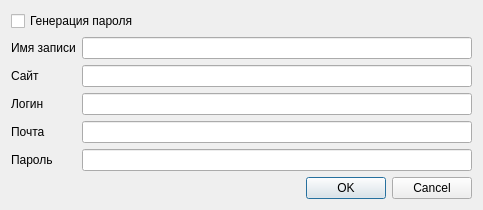
First picture: the form in ui/dialog_add_password.ui, repository Cheef44/Manager-Passwords, before the edit.
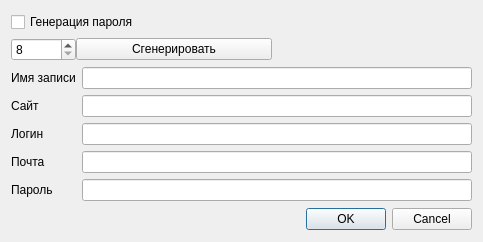
Second picture: the form after the edit.

Commit message: style(dialog_add_password dialog_add_password_interface): добавление регулятора длинны пароля и кнопки сгенерировать

What changed in the file:
```diff
--- a/ui/dialog_add_password.ui
+++ b/ui/dialog_add_password.ui
@@ -10,7 +10,7 @@
     <x>0</x>
     <y>0</y>
     <width>483</width>
-    <height>194</height>
+    <height>242</height>
    </rect>
   </property>
   <property name="sizePolicy">
@@ -22,7 +22,7 @@
   <property name="maximumSize">
    <size>
     <width>483</width>
-    <height>194</height>
+    <height>242</height>
    </size>
   </property>
   <property name="focusPolicy">
@@ -68,6 +68,51 @@
        </property>
       </widget>
      </item>
+     <item>
+      <layout class="QHBoxLayout" name="horizontalLayout" stretch="5,15">
+       <property name="spacing">
+        <number>0</number>
+       </property>
+       <property name="leftMargin">
+        <number>0</number>
+       </property>
+       <property name="rightMargin">
+        <number>200</number>
+       </property>
+       <item>
+        <widget class="QSpinBox" name="len_password">
+         <property name="enabled">
+          <bool>true</bool>
+         </property>
+         <property name="autoFillBackground">
+          <bool>false</bool>
+         </property>
+         <property name="inputMethodHints">
+          <set>Qt::InputMethodHint::ImhDigitsOnly</set>
+         </property>
+         <property name="frame">
+          <bool>true</bool>
+         </property>
+         <property name="showGroupSeparator" stdset="0">
+          <bool>false</bool>
+         </property>
+         <property name="minimum">
+          <number>8</number>
+         </property>
+        </widget>
+       </item>
+       <item>
+        <widget class="QPushButton" name="gen_password">
+         <property name="enabled">
+          <bool>true</bool>
+         </property>
+         <property name="text">
+          <string>Сгенерировать</string>
+         </property>
+        </widget>
+       </item>
+      </layout>
+     </item>
      <item>
       <layout class="QHBoxLayout" name="name">
        <item>
```
Left out of the diff: 2 changed lines with no effect on the pictures. The commit also changes 1 other file.
